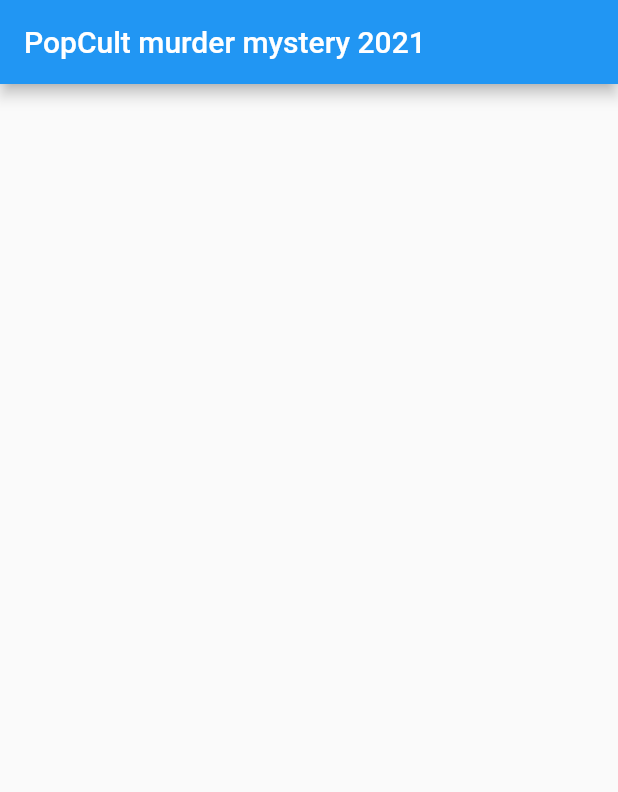
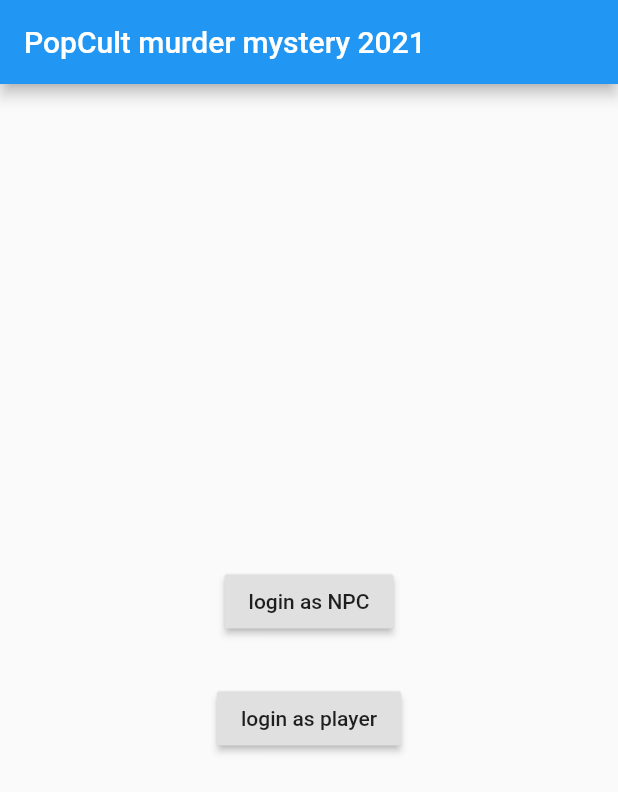
Before and after one commit to Yoda066/murdermystery2021, a Flutter app: the screen it shows after launch, on a phone screen of 412 x 824 dp. Shown: the top 792 px of the screen. Run offline on Flutter 3.47's test engine with Material 2 defaults, Android fonts, the phone set to English and light mode, and no system bars; drawn by our look-alikes of firebase_database; our stand-ins replace firebase_auth, firebase_core, shared_preferences; accounts and stored records are empty; network calls fail; statements that could not run were skipped.

Commit message:
user loging and caching

```diff
--- /dev/null
+++ b/lib/login/login_screen.dart
@@ -0,0 +1,43 @@
+import 'package:flutter/cupertino.dart';
+import 'package:flutter/material.dart';
+import 'package:murdermystery2021/models/User.dart';
+import 'package:murdermystery2021/utils/MySharedPreferences.dart';
+
+class LoginScreen extends StatelessWidget {
+  final userChanged;
+
+  LoginScreen({this.userChanged});
+
+  @override
+  Widget build(BuildContext context) {
+    return Center(
+      child: Column(mainAxisAlignment: MainAxisAlignment.center, children: [
+        RaisedButton(
+          onPressed: () {
+            _loginAsNpc(context);
+          },
+          child: const Text('login as NPC'),
+        ),
+        const SizedBox(height: 30),
+        RaisedButton(
+          onPressed: () {
+            _loginAsPlayer(context);
+          },
+          child: const Text('login as player'),
+        )
+      ]),
+    );
+  }
+
+  _loginAsPlayer(BuildContext context) {
+    var user = new LoggedUser('Team1', UserType.PLAYER);
+    MySharedPreferences.setLoggedUser(user);
+    userChanged(user);
+  }
+
+  _loginAsNpc(BuildContext context) {
+    var user = new LoggedUser('Tobik', UserType.NPC);
+    MySharedPreferences.setLoggedUser(user);
+    userChanged(user);
+  }
+}
--- a/lib/main.dart
+++ b/lib/main.dart
@@ -1,10 +1,10 @@
 import 'package:firebase_auth/firebase_auth.dart';
 import 'package:firebase_core/firebase_core.dart';
-import 'package:firebase_database/firebase_database.dart';
-import 'package:firebase_database/ui/firebase_animated_list.dart';
 import 'package:flutter/material.dart';
-import 'package:murdermystery2021/models/Npc.dart';
-import 'package:murdermystery2021/npc_list_item.dart';
+import 'package:murdermystery2021/login/login_screen.dart';
+import 'package:murdermystery2021/models/User.dart';
+import 'package:murdermystery2021/npc_list_screen.dart';
+import 'package:murdermystery2021/utils/MySharedPreferences.dart';
 
 void main() async {
   WidgetsFlutterBinding.ensureInitialized();
@@ -13,7 +13,8 @@ void main() async {
           projectId: "murdermystery-2021",
           appId: "1:567967765714:android:3873520773383c98e5490b",
           apiKey: "AIzaSyBBYWNuclIl180RSrLXn9Bcs_sllElZB4Q",
-          databaseURL: "https://murdermystery-2021-default-rtdb.europe-west1.firebasedatabase.app",
+          databaseURL:
+              "https://murdermystery-2021-default-rtdb.europe-west1.firebasedatabase.app",
           messagingSenderId: "567967765714"));
   await FirebaseAuth.instance.signInAnonymously();
   runApp(MyApp());
@@ -24,7 +25,7 @@ class MyApp extends StatelessWidget {
   @override
   Widget build(BuildContext context) {
     return MaterialApp(
-      title: 'Murder Mystery 2021 test',
+      title: 'Murder Mystery 2021',
       theme: ThemeData(
         primarySwatch: Colors.blue,
         visualDensity: VisualDensity.adaptivePlatformDensity,
@@ -43,48 +44,52 @@ class MyHomePage extends StatefulWidget {
 }
 
 class _MyHomePageState extends State<MyHomePage> {
-  DatabaseReference itemref;
-  var locations = List();
+  LoggedUser loggedUser;
 
   @override
   void initState() {
     super.initState();
-    itemref = FirebaseDatabase.instance.reference().child("NPCS");
-    itemref.onChildAdded.listen(_onEntryAdded);
-    itemref.onChildChanged.listen(_onEntryChanged);
-  }
-
-  _onEntryChanged(Event event) {
-    var old = locations.singleWhere((element) {
-      return element.key == event.snapshot.key;
-    });
-
-    setState(() {
-      locations[locations.indexOf(old)] = Npc.fromSnapshot(event.snapshot);
-    });
-  }
-
-  _onEntryAdded(Event event) {
-    setState(() {
-      locations.add(Npc.fromSnapshot(event.snapshot));
-    });
+    _loadUser();
   }
 
   @override
   Widget build(BuildContext context) {
     return Scaffold(
       appBar: AppBar(
-        title: Text(widget.title),
+        title: Text(getWelcomeString()),
       ),
       resizeToAvoidBottomPadding: false,
-      body: FirebaseAnimatedList(
-          query: itemref,
-          itemBuilder: (BuildContext context, DataSnapshot snapshot,
-              Animation<double> animation, int index) {
-            return NpcListItem(Npc.fromSnapshot(snapshot));
-          }), // This trailing comma makes auto-formatting nicer for build methods.
+      body:
+          _getScreenForUser(), // This trailing comma makes auto-formatting nicer for build methods.
     );
   }
 
+  Widget _getScreenForUser() {
+    if (loggedUser == null) {
+      return LoginScreen(userChanged: _userChanged);
+    } else {
+      return NpcListScreen(userChanged: _userChanged);
+    }
+  }
 
+  _userChanged(LoggedUser user) {
+    setState(() {
+      loggedUser = user;
+    });
+  }
+
+  Future<void> _loadUser() async {
+    var user = await MySharedPreferences.getLoggedUser();
+    setState(() {
+      loggedUser = user;
+    });
+  }
+
+  String getWelcomeString() {
+    if (loggedUser == null) {
+      return widget.title;
+    } else {
+      return 'Vitaj ${loggedUser.key}';
+    }
+  }
 }
--- /dev/null
+++ b/lib/models/User.dart
@@ -0,0 +1,22 @@
+class LoggedUser {
+  String key;
+  final UserType type;
+
+  LoggedUser(this.key, this.type);
+
+  LoggedUser.fromJson(Map<String, dynamic> json)
+      : key = json['key'],
+        type = UserType.values.elementAt(json['type']);
+
+  Map<String, dynamic> toJson() {
+    return {
+      'key': key,
+      'type': type.index,
+    };
+  }
+}
+
+enum UserType {
+  NPC,
+  PLAYER,
+}
--- /dev/null
+++ b/lib/utils/MySharedPreferences.dart
@@ -0,0 +1,25 @@
+import 'dart:convert';
+
+import 'package:murdermystery2021/models/User.dart';
+import 'package:shared_preferences/shared_preferences.dart';
+
+class MySharedPreferences {
+  static Future<LoggedUser> getLoggedUser() async {
+    final pref = await SharedPreferences.getInstance();
+    var jsonString = pref.getString('loggedUser');
+    if (jsonString == null) {
+      return null;
+    }
+    return LoggedUser.fromJson(jsonDecode(jsonString));
+  }
+
+  static Future<bool> setLoggedUser(LoggedUser user) async {
+    final pref = await SharedPreferences.getInstance();
+    return await pref.setString('loggedUser', jsonEncode(user));
+  }
+
+  static Future<bool> logout() async {
+    final pref = await SharedPreferences.getInstance();
+    return await pref.remove('loggedUser');
+  }
+}
--- a/pubspec.yaml
+++ b/pubspec.yaml
@@ -26,6 +26,7 @@ dependencies:
   firebase_core: ^0.5.0
   cached_network_image:
   firebase_auth:
+  shared_preferences:
   http: any
   flutter:
     sdk: flutter
```
Also changed, not shown: lib/npc_list_item.dart (+7 -46 lines), lib/npc_list_screen.dart (added, +71 -0 lines), pubspec.lock.
